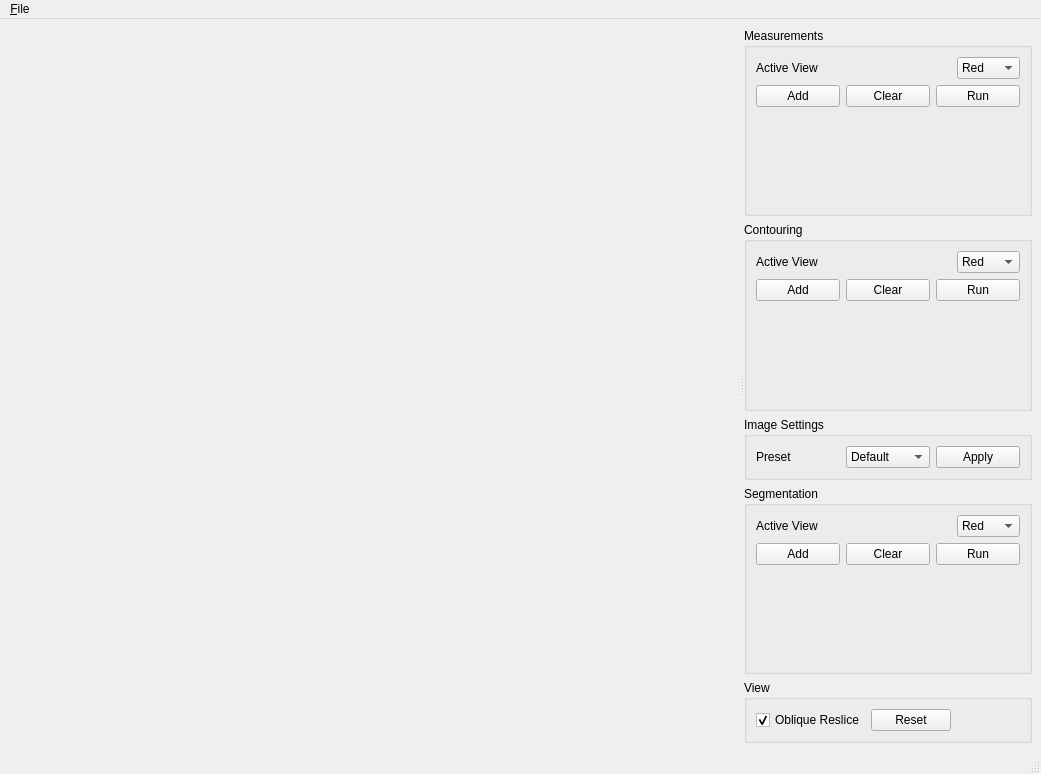
The window that MiniMim/App/app.ui (xeon-ye/TrialVTK) describes before a commit, drawn with Qt 5.
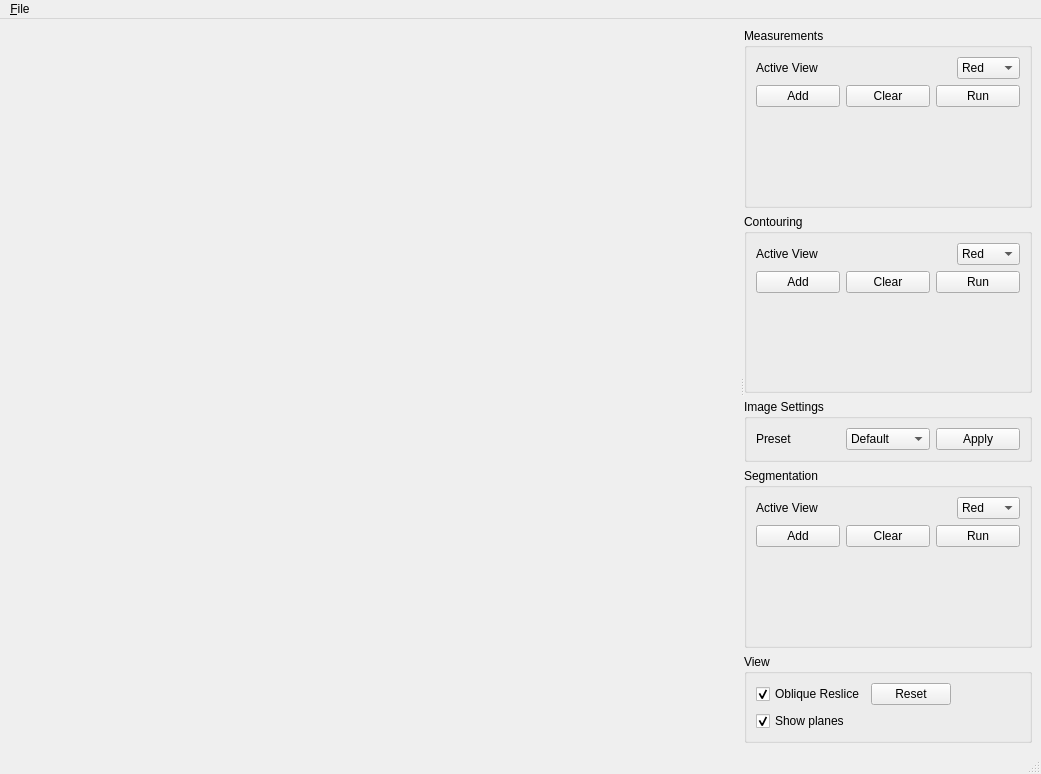
The same window after the commit.

What changed in the file:
```diff
--- a/MiniMim/App/app.ui
+++ b/MiniMim/App/app.ui
@@ -387,6 +387,33 @@
              </item>
             </layout>
            </item>
+	   <item>
+	    <layout class="QHBoxLayout" name="horizontalLayout_10">
+	     <item>
+              <widget class="QCheckBox" name="cboxShowPlanes">
+               <property name="text">
+                <string>Show planes</string>
+               </property>
+               <property name="checked">
+                <bool>true</bool>
+               </property>
+              </widget>
+	     </item>
+	     <item>
+              <spacer name="horizontalSpacer_1">
+               <property name="orientation">
+                <enum>Qt::Horizontal</enum>
+               </property>
+               <property name="sizeHint" stdset="0">
+                <size>
+                 <width>40</width>
+                 <height>20</height>
+                </size>
+               </property>
+              </spacer>
+	     </item>
+	    </layout>
+	   </item>
           </layout>
          </widget>
         </item>
```
